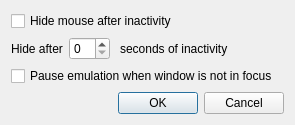
Old version of the form src/frontend/qt_sdl/InterfaceSettingsDialog.ui in the repository melonDS-emu/melonDS.
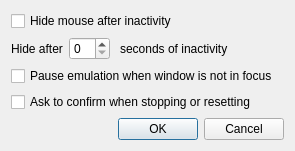
New version of the form.

Commit message: Add option to ask for confirmation when resetting or stopping

Diff of the .ui file:
```diff
--- a/src/frontend/qt_sdl/InterfaceSettingsDialog.ui
+++ b/src/frontend/qt_sdl/InterfaceSettingsDialog.ui
@@ -34,6 +34,13 @@
      </property>
     </widget>
    </item>
+   <item row="3" column="0" colspan="4">
+    <widget class="QCheckBox" name="cbConfirmReset">
+     <property name="text">
+      <string>Ask to confirm when stopping or resetting</string>
+     </property>
+    </widget>
+   </item>
    <item row="0" column="0" colspan="5">
     <widget class="QCheckBox" name="cbMouseHide">
      <property name="text">
@@ -44,7 +51,7 @@
    <item row="1" column="1" alignment="Qt::AlignLeft">
     <widget class="QSpinBox" name="spinMouseHideSeconds"/>
    </item>
-   <item row="3" column="0" colspan="5">
+   <item row="4" column="0" colspan="5">
     <widget class="QDialogButtonBox" name="buttonBox">
      <property name="orientation">
       <enum>Qt::Horizontal</enum>
```
Left out of the diff: 1 changed line with no effect on the pictures. The commit also changes 5 other files.
